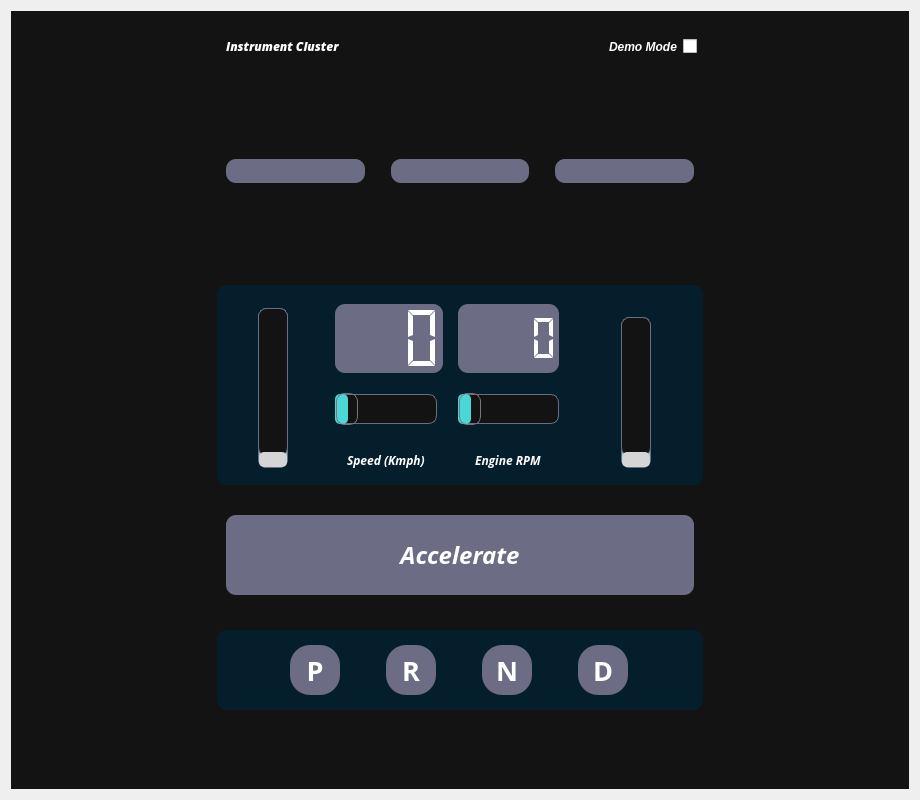
suchinton/AGL_Demo_Control_Panel, file ui/IC.ui: the form before one commit.
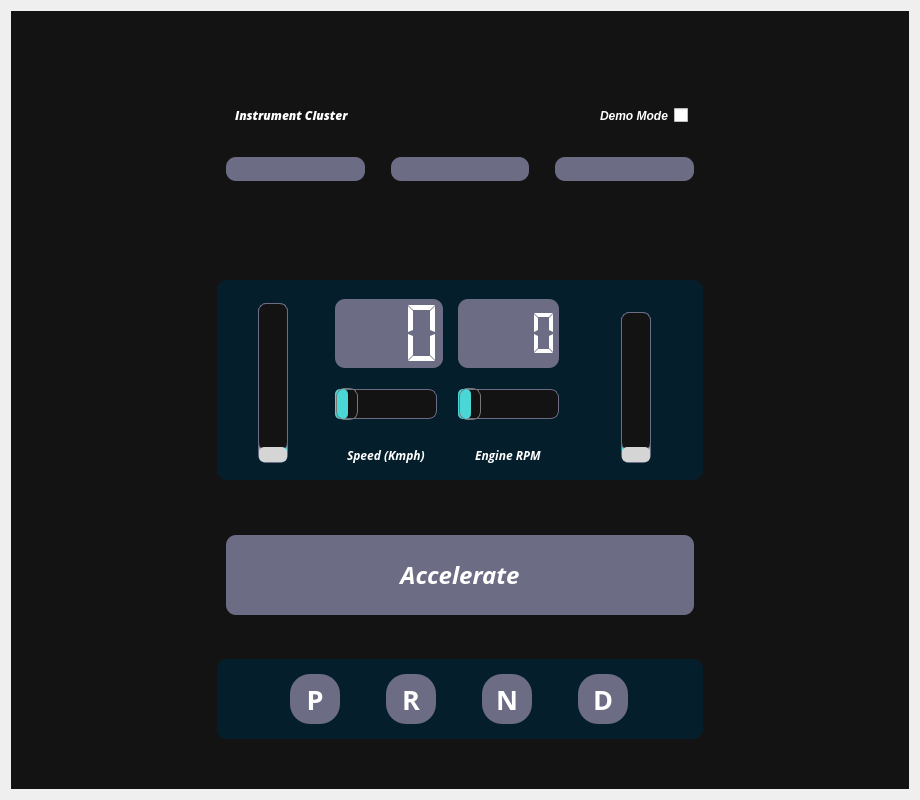
The form after the commit. Icons and pictures are not drawn.

Commit message:
Fix UI scaling at lower resolutions
Fix UI scaling issue in docker image and resolutions under 1080p

What changed in the file:
```diff
--- a/ui/IC.ui
+++ b/ui/IC.ui
@@ -165,78 +165,6 @@
       <enum>QFrame::Raised</enum>
      </property>
      <layout class="QGridLayout" name="gridLayout_3">
-      <item row="0" column="1">
-       <widget class="QFrame" name="header_frame">
-        <property name="minimumSize">
-         <size>
-          <width>0</width>
-          <height>50</height>
-         </size>
-        </property>
-        <property name="frameShape">
-         <enum>QFrame::StyledPanel</enum>
-        </property>
-        <property name="frameShadow">
-         <enum>QFrame::Raised</enum>
-        </property>
-        <layout class="QHBoxLayout" name="horizontalLayout">
-         <item>
-          <widget class="QFrame" name="frame_4">
-           <property name="frameShape">
-            <enum>QFrame::StyledPanel</enum>
-           </property>
-           <property name="frameShadow">
-            <enum>QFrame::Raised</enum>
-           </property>
-           <layout class="QHBoxLayout" name="horizontalLayout_3">
-            <item>
-             <widget class="QLabel" name="label">
-              <property name="sizePolicy">
-               <sizepolicy hsizetype="MinimumExpanding" vsizetype="Fixed">
-                <horstretch>0</horstretch>
-                <verstretch>0</verstretch>
-               </sizepolicy>
-              </property>
-              <property name="font">
-               <font>
-                <family>Open Sans Extrabold</family>
-                <weight>75</weight>
-                <italic>true</italic>
-                <bold>true</bold>
-               </font>
-              </property>
-              <property name="text">
-               <string>Instrument Cluster</string>
-              </property>
-             </widget>
-            </item>
-           </layout>
-          </widget>
-         </item>
-         <item>
-          <widget class="QLabel" name="label_6">
-           <property name="font">
-            <font>
-             <weight>75</weight>
-             <italic>true</italic>
-             <bold>true</bold>
-            </font>
-           </property>
-           <property name="text">
-            <string>Demo Mode</string>
-           </property>
-          </widget>
-         </item>
-         <item>
-          <widget class="QCheckBox" name="demoToggle">
-           <property name="text">
-            <string/>
-           </property>
-          </widget>
-         </item>
-        </layout>
-       </widget>
-      </item>
       <item row="0" column="0" rowspan="3">
        <spacer name="horizontalSpacer_12">
         <property name="orientation">
@@ -274,7 +202,7 @@
            <x>0</x>
            <y>0</y>
            <width>684</width>
-           <height>732</height>
+           <height>782</height>
           </rect>
          </property>
          <layout class="QGridLayout" name="gridLayout_4">
@@ -284,7 +212,7 @@
              <enum>Qt::Vertical</enum>
             </property>
             <property name="sizeType">
-             <enum>QSizePolicy::MinimumExpanding</enum>
+             <enum>QSizePolicy::Fixed</enum>
             </property>
             <property name="sizeHint" stdset="0">
              <size>
@@ -294,50 +222,72 @@
             </property>
            </spacer>
           </item>
-          <item row="5" column="0">
-           <widget class="QFrame" name="frame_2">
+          <item row="0" column="0" alignment="Qt::AlignBottom">
+           <widget class="QFrame" name="header_frame">
+            <property name="minimumSize">
+             <size>
+              <width>0</width>
+              <height>50</height>
+             </size>
+            </property>
             <property name="frameShape">
              <enum>QFrame::StyledPanel</enum>
             </property>
             <property name="frameShadow">
              <enum>QFrame::Raised</enum>
             </property>
-            <layout class="QVBoxLayout" name="verticalLayout_3">
-             <item alignment="Qt::AlignTop">
-              <widget class="QPushButton" name="accelerationBtn">
-               <property name="sizePolicy">
-                <sizepolicy hsizetype="Minimum" vsizetype="Expanding">
-                 <horstretch>0</horstretch>
-                 <verstretch>0</verstretch>
-                </sizepolicy>
+            <layout class="QHBoxLayout" name="horizontalLayout">
+             <item>
+              <widget class="QFrame" name="frame_4">
+               <property name="frameShape">
+                <enum>QFrame::StyledPanel</enum>
                </property>
-               <property name="minimumSize">
-                <size>
-                 <width>0</width>
-                 <height>80</height>
-                </size>
+               <property name="frameShadow">
+                <enum>QFrame::Raised</enum>
                </property>
+               <layout class="QHBoxLayout" name="horizontalLayout_3">
+                <item>
+                 <widget class="QLabel" name="label">
+                  <property name="sizePolicy">
+                   <sizepolicy hsizetype="MinimumExpanding" vsizetype="Fixed">
+                    <horstretch>0</horstretch>
+                    <verstretch>0</verstretch>
+                   </sizepolicy>
+                  </property>
+                  <property name="font">
+                   <font>
+                    <family>Open Sans Extrabold</family>
+                    <weight>75</weight>
+                    <italic>true</italic>
+                    <bold>true</bold>
+                   </font>
+                  </property>
+                  <property name="text">
+                   <string>Instrument Cluster</string>
+                  </property>
+                 </widget>
+                </item>
+               </layout>
+              </widget>
+             </item>
+             <item>
+              <widget class="QLabel" name="label_6">
                <property name="font">
                 <font>
-                 <family>Open Sans</family>
-                 <pointsize>18</pointsize>
                  <weight>75</weight>
                  <italic>true</italic>
                  <bold>true</bold>
                 </font>
                </property>
                <property name="text">
-                <string>Accelerate</string>
+                <string>Demo Mode</string>
                </property>
-               <property name="icon">
-                <iconset>
-                 <normaloff>:/Misc_icons/Misc_icons/speed-up-fill.svg</normaloff>:/Misc_icons/Misc_icons/speed-up-fill.svg</iconset>
-               </property>
-               <property name="iconSize">
-                <size>
-                 <width>60</width>
-                 <height>60</height>
-                </size>
+              </widget>
+             </item>
+             <item>
+              <widget class="QCheckBox" name="demoToggle">
+               <property name="text">
+                <string/>
                </property>
               </widget>
              </item>
@@ -545,24 +495,8 @@
             </layout>
            </widget>
           </item>
-          <item row="0" column="0">
-           <spacer name="verticalSpacer_6">
-            <property name="orientation">
-             <enum>Qt::Vertical</enum>
-            </property>
-            <property name="sizeType">
-             <enum>QSizePolicy::Expanding</enum>
-            </property>
-            <property name="sizeHint" stdset="0">
-             <size>
-              <width>20</width>
-              <height>40</height>
-             </size>
-            </property>
-           </spacer>
-          </item>
-          <item row="6" column="0">
-           <spacer name="verticalSpacer_3">
+          <item row="4" column="0">
+           <spacer name="verticalSpacer_2">
             <property name="orientation">
              <enum>Qt::Vertical</enum>
             </property>
@@ -577,7 +511,7 @@
             </property>
            </spacer>
           </item>
-          <item row="1" column="0">
+          <item row="1" column="0" alignment="Qt::AlignTop">
            <widget class="QFrame" name="frame_3">
             <property name="sizePolicy">
              <sizepolicy hsizetype="Preferred" vsizetype="Expanding">
@@ -702,23 +636,73 @@
             </layout>
            </widget>
           </item>
-          <item row="8" column="0">
-           <spacer name="verticalSpacer">
+          <item row="6" column="0">
+           <spacer name="verticalSpacer_3">
             <property name="orientation">
              <enum>Qt::Vertical</enum>
             </property>
             <property name="sizeType">
-             <enum>QSizePolicy::MinimumExpanding</enum>
+             <enum>QSizePolicy::Fixed</enum>
             </property>
             <property name="sizeHint" stdset="0">
              <size>
               <width>20</width>
-              <height>40</height>
+              <height>20</height>
              </size>
             </property>
            </spacer>
           </item>
-          <item row="3" column="0">
+          <item row="5" column="0" alignment="Qt::AlignTop">
+           <widget class="QFrame" name="frame_2">
+            <property name="frameShape">
+             <enum>QFrame::StyledPanel</enum>
+            </property>
+            <property name="frameShadow">
+             <enum>QFrame::Raised</enum>
+            </property>
+            <layout class="QVBoxLayout" name="verticalLayout_3">
+             <item alignment="Qt::AlignTop">
+              <widget class="QPushButton" name="accelerationBtn">
+               <property name="sizePolicy">
+                <sizepolicy hsizetype="Minimum" vsizetype="Expanding">
+                 <horstretch>0</horstretch>
+                 <verstretch>0</verstretch>
+                </sizepolicy>
+               </property>
+               <property name="minimumSize">
+                <size>
+                 <width>0</width>
+                 <height>80</height>
+                </size>
+               </property>
+               <property name="font">
+                <font>
+                 <family>Open Sans</family>
+                 <pointsize>18</pointsize>
+                 <weight>75</weight>
+                 <italic>true</italic>
+                 <bold>true</bold>
+                </font>
+               </property>
+               <property name="text">
+                <string>Accelerate</string>
+               </property>
+               <property name="icon">
+                <iconset>
+                 <normaloff>:/Misc_icons/Misc_icons/speed-up-fill.svg</normaloff>:/Misc_icons/Misc_icons/speed-up-fill.svg</iconset>
+               </property>
+               <property name="iconSize">
+                <size>
+                 <width>60</width>
+                 <height>60</height>
+                </size>
+               </property>
+              </widget>
+             </item>
+            </layout>
+           </widget>
+          </item>
+          <item row="3" column="0" alignment="Qt::AlignTop">
            <widget class="QFrame" name="frame_1">
             <property name="sizePolicy">
              <sizepolicy hsizetype="Preferred" vsizetype="Fixed">
```
Left out of the diff: 18 changed lines with no effect on the pictures. The commit also changes 5 other files.
